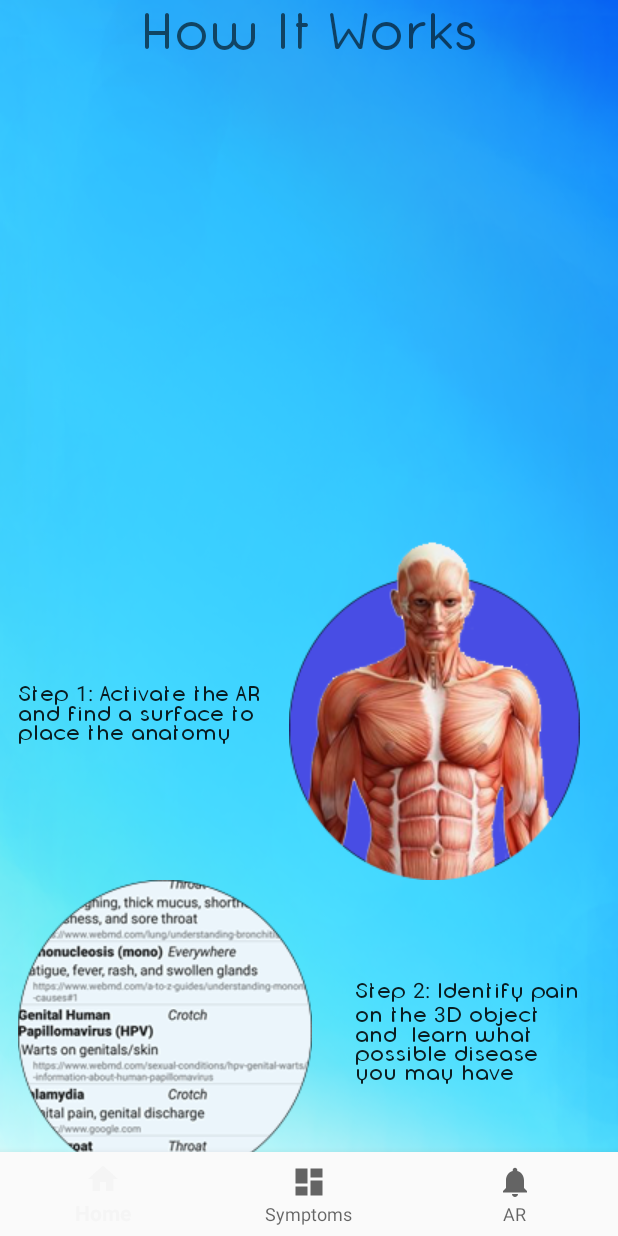
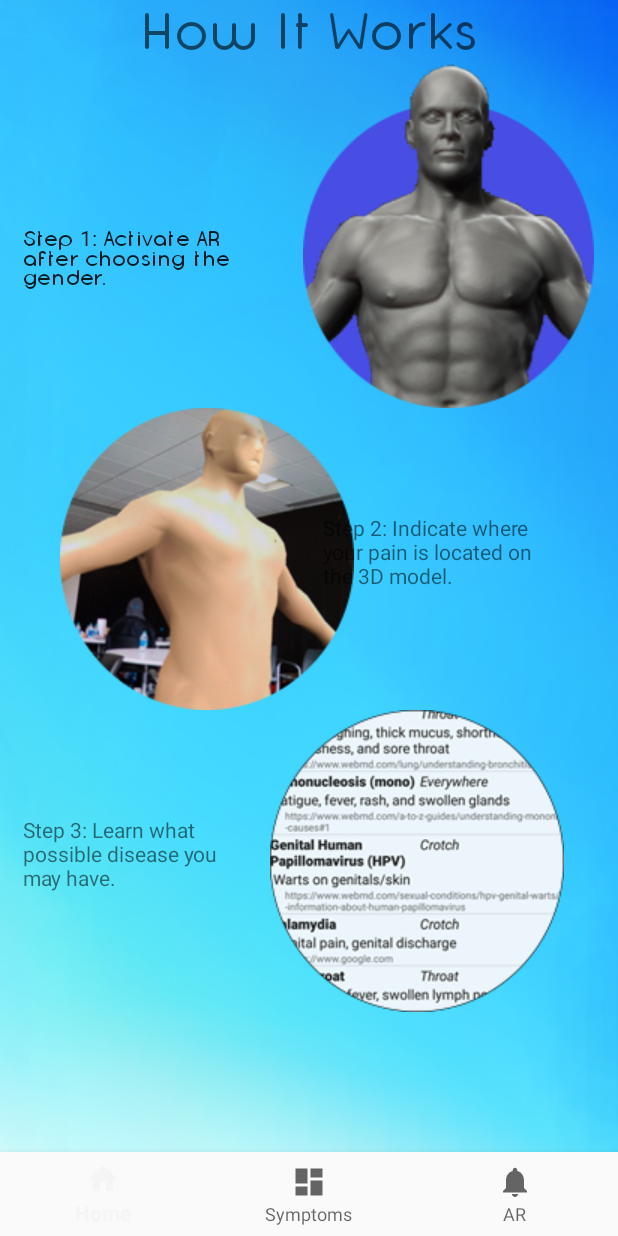
Before and after one commit to zryan2/HealthAR, an Android app: the HomeFragment_Ar screen opened directly, with no data from a screen before it, on a phone screen of 412 x 824 dp. Run offline under Robolectric (Android 15) with nearby library versions, the phone set to English and light mode, and no system bars.

Commit message:
Designed home pages for AR

```diff
--- a/app/src/main/res/layout/fragment_home_ar.xml
+++ b/app/src/main/res/layout/fragment_home_ar.xml
@@ -7,66 +7,105 @@
     android:background="@drawable/gradient">
 
 
+    <ScrollView
+        android:layout_width="match_parent"
+        android:layout_height="match_parent">
+
+        <LinearLayout
+            android:layout_width="match_parent"
+            android:layout_height="wrap_content"
+            android:orientation="vertical" >
+
             <RelativeLayout
                 android:layout_width="match_parent"
                 android:layout_height="match_parent">
+                .
 
                 <TextView
                     android:id="@+id/howWorks"
                     android:layout_width="match_parent"
                     android:layout_height="wrap_content"
-            android:layout_alignParentStart="true"
                     android:layout_alignParentTop="true"
+                    android:layout_centerHorizontal="true"
                     android:fontFamily="@font/opificio_rounded"
                     android:text="How It Works"
                     android:textAlignment="center"
                     android:textAppearance="@style/TextAppearance.AppCompat.Display1" />
 
-        <TextView
-            android:id="@+id/textView2"
-            android:layout_width="150dp"
-            android:layout_height="75dp"
-
-            android:layout_alignBottom="@+id/imageView4"
-            android:layout_alignEnd="@+id/imageView3"
-            android:layout_marginBottom="61dp"
-            android:fontFamily="@font/opificio_rounded"
-            android:text="Step 2: Identify pain on the 3D object and  learn what possible disease you may have"
-            android:textAlignment="gravity"
-            android:textAppearance="@style/TextAppearance.AppCompat.Body2" />
+                <ImageView
+                    android:id="@+id/imageView2"
+                    android:layout_width="wrap_content"
+                    android:layout_height="wrap_content"
+                    android:layout_alignParentEnd="true"
+                    android:layout_below="@+id/howWorks"
+                    android:layout_marginEnd="16dp"
+                    app:srcCompat="@drawable/how_to_ar_1" />
 
                 <TextView
-            android:id="@+id/textView3"
+                    android:id="@+id/textView4"
                     android:layout_width="145dp"
                     android:layout_height="75dp"
 
                     android:layout_above="@+id/imageView4"
                     android:layout_alignStart="@+id/imageView4"
                     android:layout_marginBottom="58dp"
-            android:layout_toStartOf="@+id/imageView3"
+                    android:translationY="150dp"
+                    android:translationX="15dp"
+
                     android:fontFamily="@font/opificio_rounded"
-            android:text="Step 1: Activate the AR and find a surface to place the anatomy"
+                    android:text="Step 1: Activate AR after choosing the gender."
                     android:textAlignment="gravity"
                     android:textAppearance="@style/TextAppearance.AppCompat.Body2" />
+
+
+            </RelativeLayout>
+
+            <RelativeLayout
+                android:layout_width="match_parent"
+                android:layout_height="match_parent">
+                .
 
                 <ImageView
                     android:id="@+id/imageView3"
                     android:layout_width="wrap_content"
                     android:layout_height="wrap_content"
-            android:layout_above="@+id/imageView4"
                     android:layout_alignParentEnd="true"
-            android:layout_marginEnd="25dp"
-            app:srcCompat="@drawable/how_to_1" />
+                    android:layout_marginEnd="16dp"
+                    android:translationX="-160dp"
+                    app:srcCompat="@drawable/how_to_ar_2" />
+
+                <TextView
+                    android:id="@+id/textView5"
+                    android:layout_width="150dp"
+                    android:layout_height="wrap_content"
+                    android:translationY="70dp"
+                    android:translationX="215dp"
+                    android:text="Step 2: Indicate where your pain is located on the 3D model." />
+
+
+            </RelativeLayout>
+
+            <RelativeLayout
+                android:layout_width="match_parent"
+                android:layout_height="match_parent"
+                android:layout_marginBottom="100dp">
 
                 <ImageView
-            android:id="@+id/imageView4"
+                    android:id="@+id/imageView6"
                     android:layout_width="wrap_content"
                     android:layout_height="wrap_content"
-            android:layout_alignParentBottom="true"
-            android:layout_alignParentStart="true"
-            android:layout_marginBottom="36dp"
-            android:layout_marginStart="12dp"
+                    android:translationX="180dp"
                     app:srcCompat="@drawable/how_to_2" />
+
+                <TextView
+                    android:id="@+id/textView6"
+                    android:layout_width="150dp"
+                    android:layout_height="wrap_content"
+                    android:translationY="70dp"
+                    android:translationX="15dp"
+                    android:text="Step 3: Learn what possible disease you may have." />
             </RelativeLayout>
 
+        </LinearLayout>
+    </ScrollView>
 </FrameLayout>
```
Also changed, not shown: app/src/main/res/drawable/how_to_ar_1.png (added), app/src/main/res/drawable/how_to_ar_2.png (added). Lines whose indentation alone changed are shown as unchanged.
